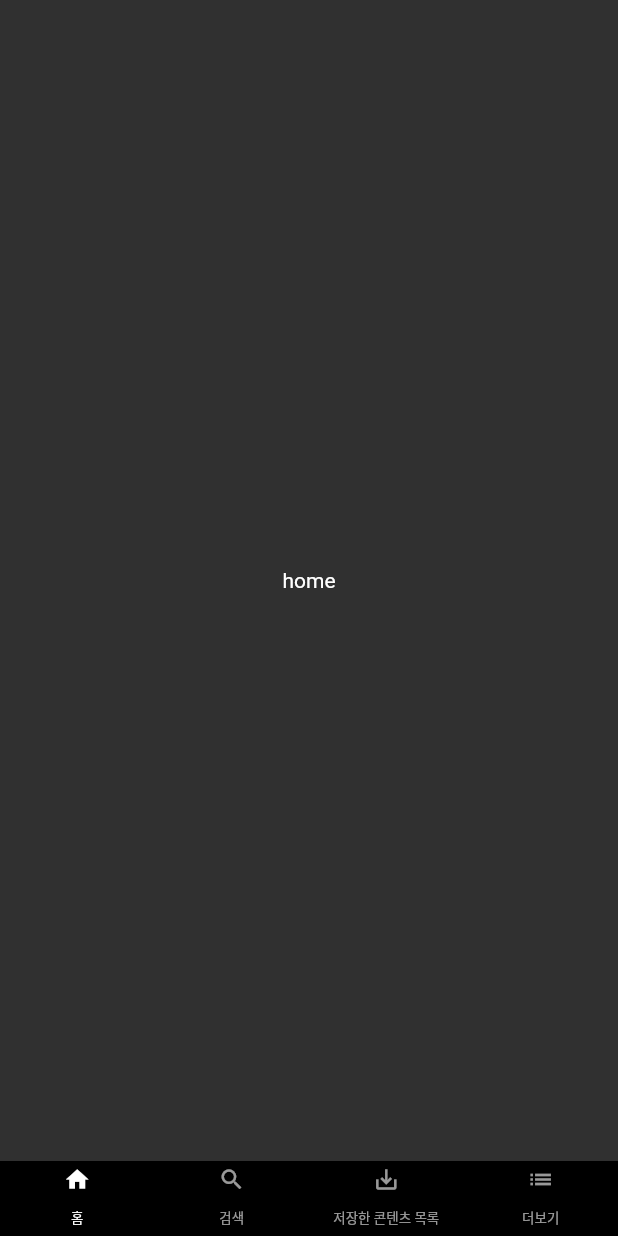
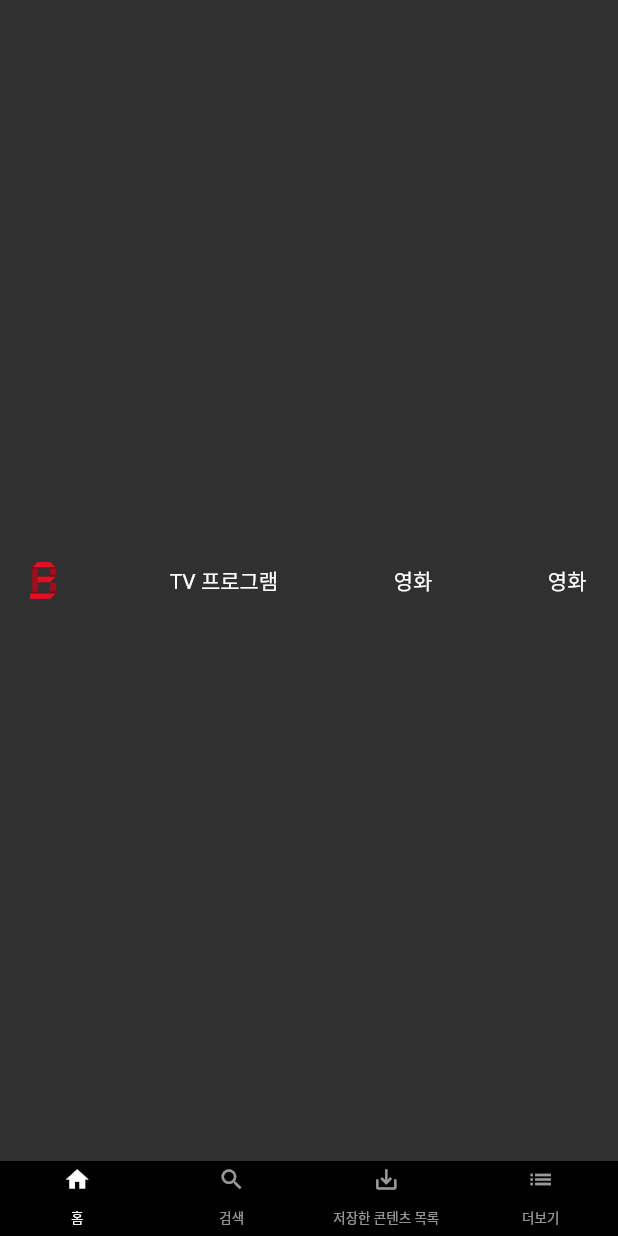
Before and after one commit to JoMinSeo/flutter_netflix, a Flutter app: the screen it shows after launch, on a phone screen of 412 x 824 dp. Run offline on Flutter 3.47's test engine with Material 2 defaults, Android fonts, the phone set to English and light mode, and no system bars.

Commit message:
topbar ui

```diff
--- a/lib/main.dart
+++ b/lib/main.dart
@@ -1,4 +1,5 @@
 import 'package:flutter/material.dart';
+import 'package:flutternetflix/screen/home_screen.dart';
 import 'package:flutternetflix/widget/bottom_bar.dart';
 
 void main() => runApp(MyApp());
@@ -24,11 +25,7 @@ class _MYAppState extends State<MyApp> {
           body: TabBarView(
             physics: NeverScrollableScrollPhysics(),
             children: <Widget>[
-              Container(
-                child: Center(
-                  child: Text('home'),
-                ),
-              ),
+              HomeScreen(),
               Container(
                 child: Center(
                   child: Text('home'),
--- /dev/null
+++ b/lib/screen/home_screen.dart
@@ -0,0 +1,56 @@
+import 'package:flutter/material.dart';
+
+class HomeScreen extends StatefulWidget {
+  @override
+  _HomeScreenState createState() => _HomeScreenState();
+}
+
+class _HomeScreenState extends State<HomeScreen> {
+  @override
+  void initState() {}
+
+  @override
+  Widget build(BuildContext context) {
+    return TopBar();
+  }
+}
+
+class TopBar extends StatelessWidget {
+  @override
+  Widget build(BuildContext context) {
+    return Container(
+      padding: EdgeInsets.fromLTRB(20, 7, 20, 7),
+      child: Row(
+        mainAxisAlignment: MainAxisAlignment.spaceBetween,
+        children: <Widget>[
+          Image.asset(
+            'images/bbongflix_logo.png',
+            fit: BoxFit.contain,
+            height: 25,
+          ),
+          Container(
+            padding: EdgeInsets.only(right: 1),
+            child: Text(
+              'TV 프로그램',
+              style: TextStyle(fontSize: 14),
+            ),
+          ),
+          Container(
+            padding: EdgeInsets.only(right: 1),
+            child: Text(
+              '영화',
+              style: TextStyle(fontSize: 14),
+            ),
+          ),
+          Container(
+            padding: EdgeInsets.only(right: 1),
+            child: Text(
+              '영화',
+              style: TextStyle(fontSize: 14),
+            ),
+          )
+        ],
+      ),
+    );
+  }
+}
--- a/pubspec.yaml
+++ b/pubspec.yaml
@@ -41,9 +41,8 @@ flutter:
   uses-material-design: true
 
   # To add assets to your application, add an assets section, like this:
-  # assets:
-  #  - images/a_dot_burr.jpeg
-  #  - images/a_dot_ham.jpeg
+  assets:
+    - images/bbongflix_logo.png
 
   # An image asset can refer to one or more resolution-specific "variants", see
   # https://flutter.dev/assets-and-images/#resolution-aware.
```
Also changed, not shown: images/bbongflix_logo.png (added).
